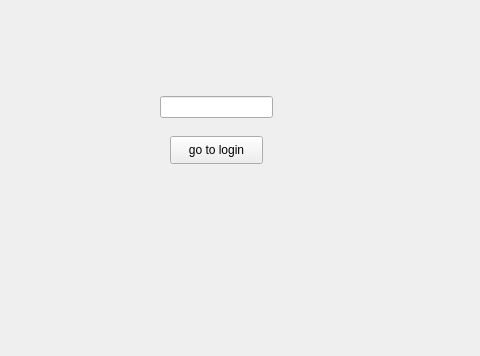
This is mainwindow.ui in Parsazahedian/Farm_fum_1402 as Qt 5 draws it before an edit; both pictures show x 160 to 640 and y 244 to 600 of the 800 by 600 pixel window. The edited form follows.
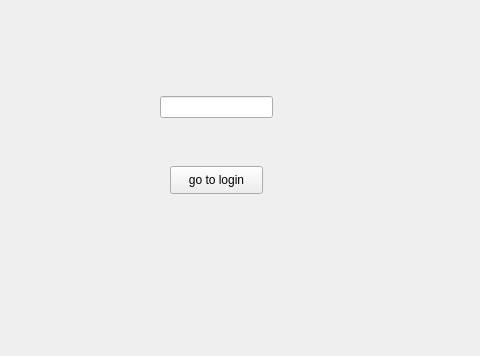
This is the edited form.

Commit message: Add_UserInputTable_in_Db_and_get_NumberOfPlayers_and_INSERT_to_Database

What changed in the file:
```diff
--- a/mainwindow.ui
+++ b/mainwindow.ui
@@ -44,7 +44,7 @@
     <property name="geometry">
      <rect>
       <x>330</x>
-      <y>380</y>
+      <y>410</y>
       <width>93</width>
       <height>28</height>
      </rect>
@@ -63,6 +63,19 @@
      </rect>
     </property>
    </widget>
+   <widget class="QLabel" name="label">
+    <property name="geometry">
+     <rect>
+      <x>310</x>
+      <y>370</y>
+      <width>181</width>
+      <height>31</height>
+     </rect>
+    </property>
+    <property name="text">
+     <string/>
+    </property>
+   </widget>
   </widget>
   <widget class="QMenuBar" name="menubar">
    <property name="geometry">
```
The commit also changes 2 other files.
